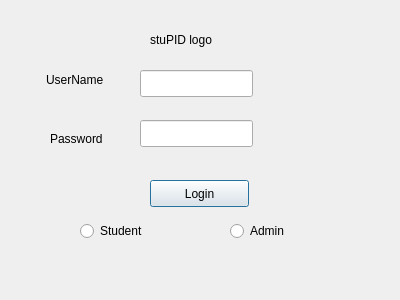
This is logindialog.ui in abhinavthukral28/stuPID as Qt 5 draws it before an edit. The edited form follows.
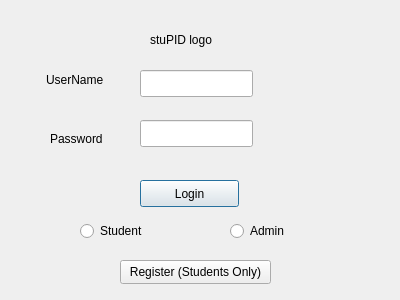
This is the edited form.

Diff of the .ui file:
```diff
--- a/logindialog.ui
+++ b/logindialog.ui
@@ -16,7 +16,7 @@
   <widget class="QPushButton" name="loginpushButton">
    <property name="geometry">
     <rect>
-     <x>150</x>
+     <x>140</x>
      <y>180</y>
      <width>99</width>
      <height>27</height>
@@ -111,6 +111,19 @@
     <string>stuPID logo</string>
    </property>
   </widget>
+  <widget class="QPushButton" name="pushButton">
+   <property name="geometry">
+    <rect>
+     <x>120</x>
+     <y>260</y>
+     <width>151</width>
+     <height>24</height>
+    </rect>
+   </property>
+   <property name="text">
+    <string>Register (Students Only)</string>
+   </property>
+  </widget>
  </widget>
  <resources/>
  <connections/>
```
